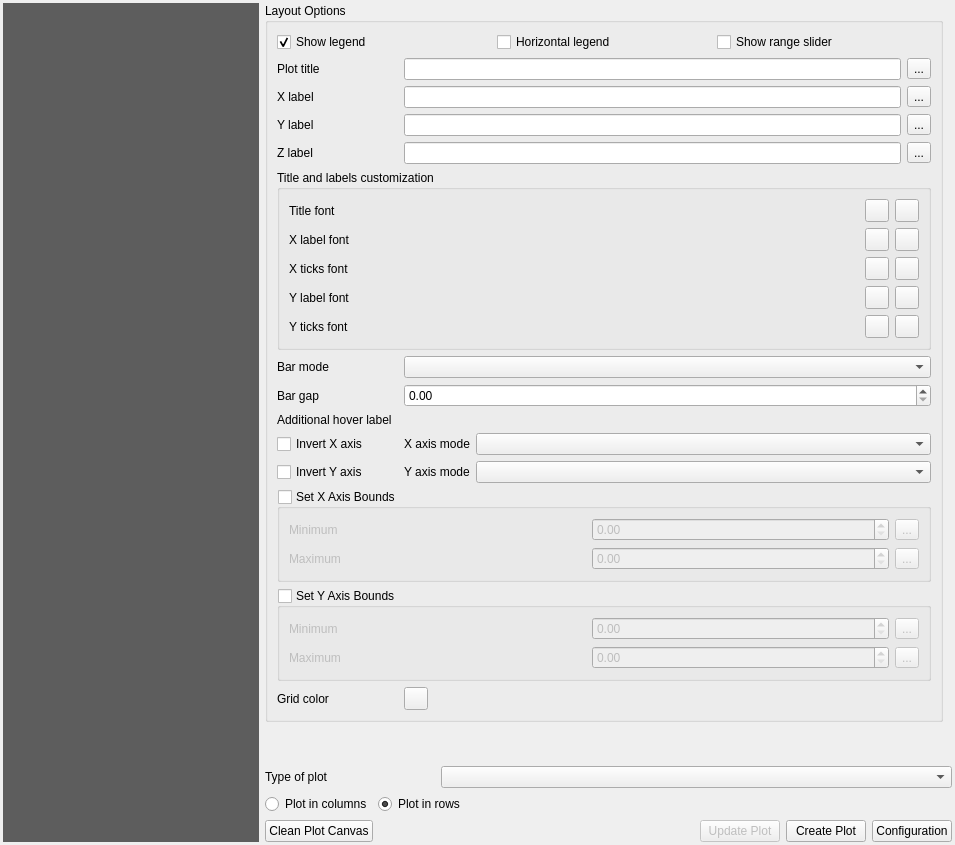
palight/DataPlotly, file DataPlotly/ui/dataplotly_dockwidget_base.ui: the form before one commit.
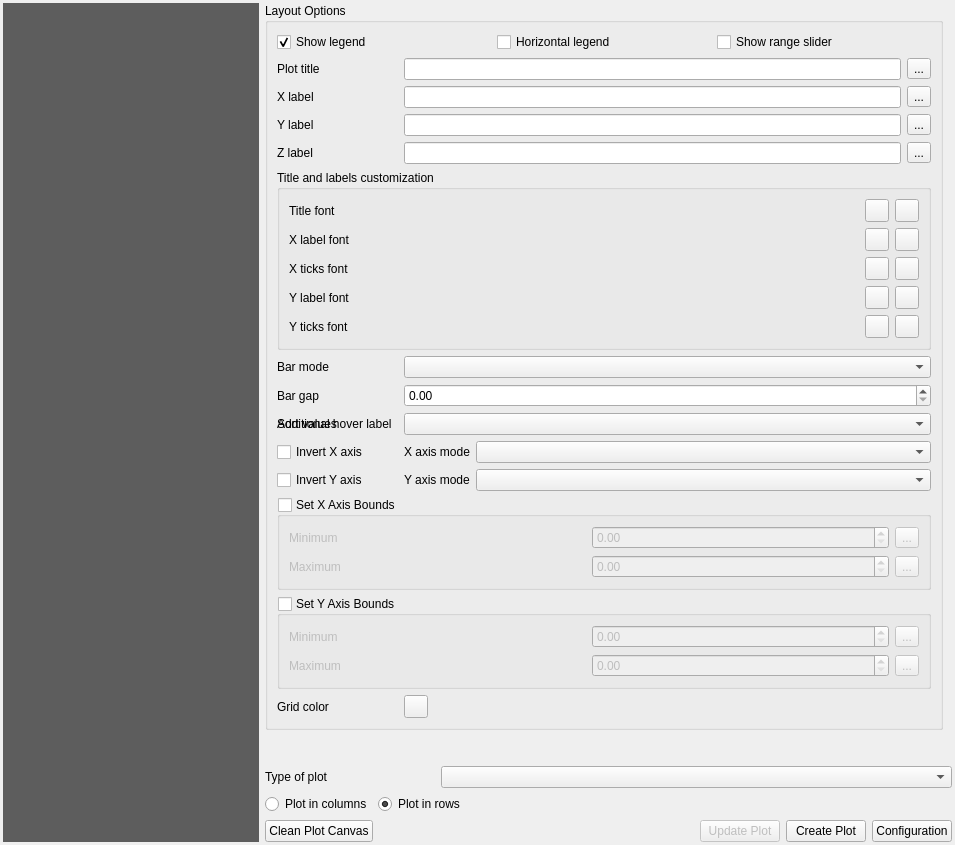
The form after the commit. The open tabs and pages were chosen to show the change. Custom widgets are drawn as their Qt base class.

The edit to the form file:
```diff
--- a/DataPlotly/ui/dataplotly_dockwidget_base.ui
+++ b/DataPlotly/ui/dataplotly_dockwidget_base.ui
@@ -1208,6 +1208,16 @@
                       </property>
                      </widget>
                     </item>
+		    <item row="15" column="0">
+                     <widget class="QLabel" name="bar_sort_label">
+                      <property name="text">
+                       <string>Sort values</string>
+                      </property>
+                     </widget>
+                    </item>
+                    <item row="15" column="2" colspan="2">
+                     <widget class="QComboBox" name="bar_sort_combo"/>
+                    </item>
                     <item row="1" column="0">
                      <widget class="QLabel" name="plot_title_lab">
                       <property name="text">
```
